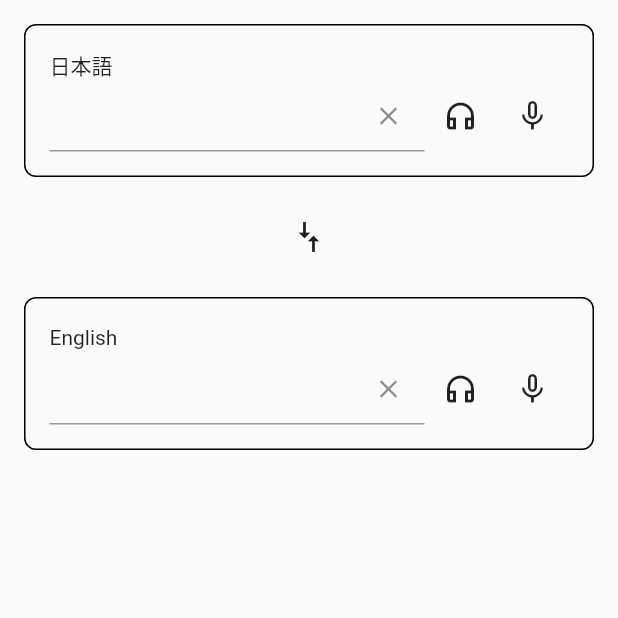
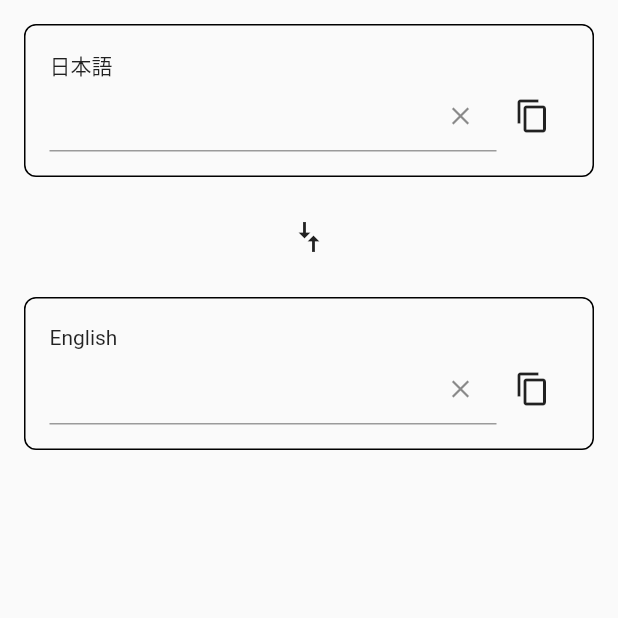
Before and after one commit to KobayashiYoh/mobile_translation_app, a Flutter app: the screen it shows after launch, on a phone screen of 412 x 824 dp, the top half of it. Run offline on Flutter 3.47's test engine with Material 2 defaults, Android fonts, the phone set to English and light mode, and no system bars.

Commit message:
テキストをクリップボードにコピーする機能を追加

```diff
--- a/lib/views/text_field_item_view.dart
+++ b/lib/views/text_field_item_view.dart
@@ -1,4 +1,5 @@
 import 'package:flutter/material.dart';
+import 'package:flutter/services.dart';
 
 enum Language {
   english,
@@ -36,6 +37,14 @@ class TextFieldItemView extends StatelessWidget {
   final TextEditingController textEditingController;
   final Language language;
 
+  void _copyClipBoard() {
+    Clipboard.setData(
+      ClipboardData(
+        text: textEditingController.text,
+      ),
+    );
+  }
+
   @override
   Widget build(BuildContext context) {
     return Container(
@@ -71,19 +80,9 @@ class TextFieldItemView extends StatelessWidget {
                 ),
               ),
               IconButton(
-                onPressed: () {
-                  // TODO: 音声読み上げ機能を実装
-                },
+                onPressed: _copyClipBoard,
                 icon: const Icon(
-                  Icons.headphones_outlined,
-                ),
-              ),
-              IconButton(
-                onPressed: () {
-                  // TODO: 音声入力機能を実装
-                },
-                icon: const Icon(
-                  Icons.mic_none,
+                  Icons.copy_outlined,
                 ),
               ),
             ],
```
